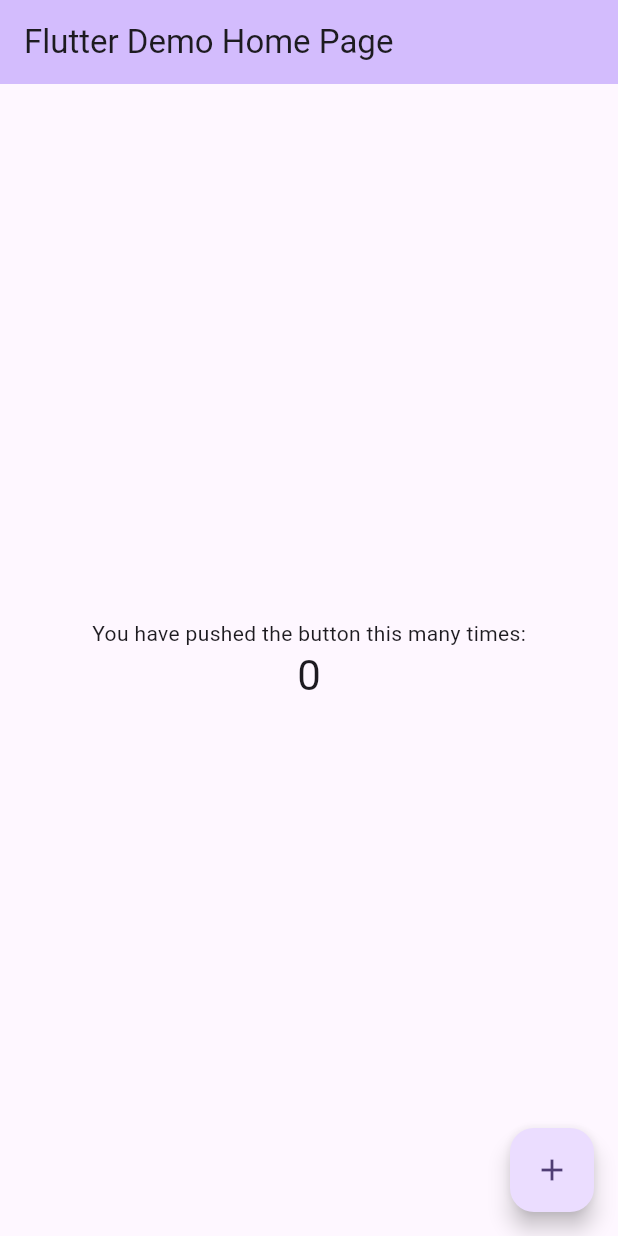
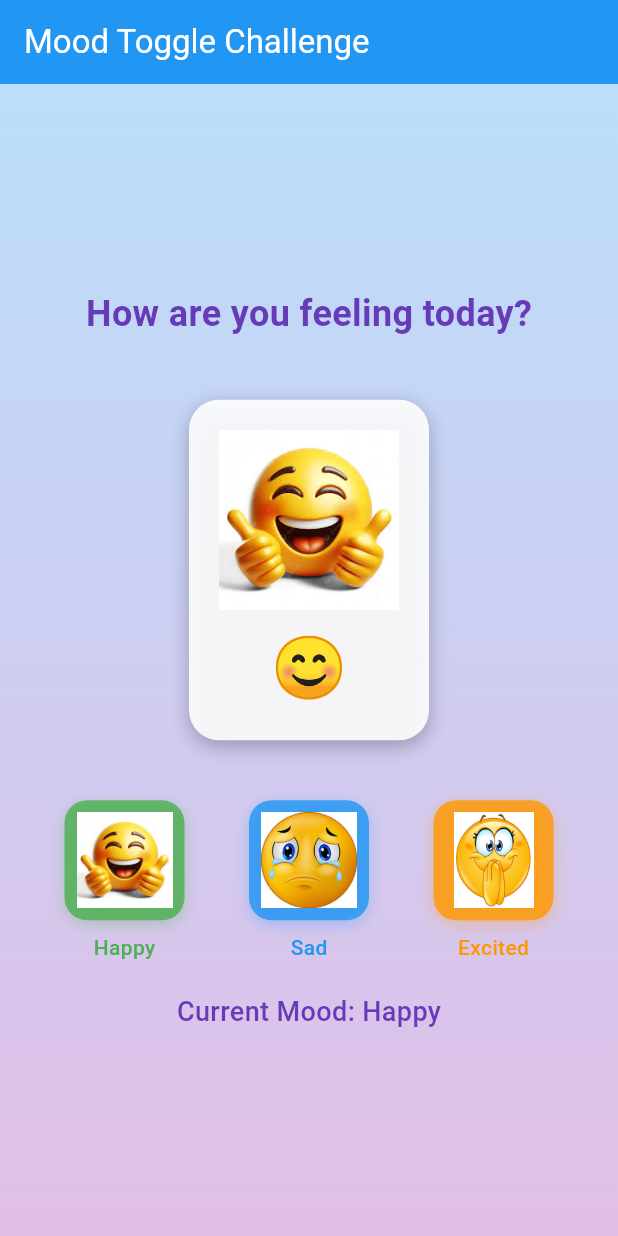
Before and after one commit to anaawalinkar/inclass7moodtoggle, a Flutter app: the screen it shows after launch, on a phone screen of 412 x 824 dp. Run offline on Flutter 3.47's test engine with Material 3 defaults, Android fonts, the phone set to English and light mode, and no system bars.

Commit message:
updated pubspec and main dart

```diff
--- a/inclass7/lib/main.dart
+++ b/inclass7/lib/main.dart
@@ -1,122 +1,288 @@
 import 'package:flutter/material.dart';
+import 'package:provider/provider.dart';
 
 void main() {
-  runApp(const MyApp());
+  runApp(
+    ChangeNotifierProvider(
+      create: (context) => MoodModel(),
+      child: const MyApp(),
+    ),
+  );
+}
+
+class MoodModel with ChangeNotifier {
+  String _currentMood = 'Happy';
+  String _currentMoodImage = 'assets/happy.jpeg';
+
+  String get currentMood => _currentMood;
+  String get currentMoodImage => _currentMoodImage;
+
+  void setHappy() {
+    _currentMood = 'Happy';
+    _currentMoodImage = 'assets/happy.jpeg';
+    notifyListeners();
+  }
+
+  void setSad() {
+    _currentMood = 'Sad';
+    _currentMoodImage = 'assets/sad.jpeg';
+    notifyListeners();
+  }
+
+  void setExcited() {
+    _currentMood = 'Excited';
+    _currentMoodImage = 'assets/excited.jpeg';
+    notifyListeners();
+  }
 }
 
 class MyApp extends StatelessWidget {
   const MyApp({super.key});
 
-  // This widget is the root of your application.
   @override
   Widget build(BuildContext context) {
     return MaterialApp(
-      title: 'Flutter Demo',
+      title: 'Mood Toggle Challenge',
+      debugShowCheckedModeBanner: false,
       theme: ThemeData(
-        // This is the theme of your application.
-        //
-        // TRY THIS: Try running your application with "flutter run". You'll see
-        // the application has a purple toolbar. Then, without quitting the app,
-        // try changing the seedColor in the colorScheme below to Colors.green
-        // and then invoke "hot reload" (save your changes or press the "hot
-        // reload" button in a Flutter-supported IDE, or press "r" if you used
-        // the command line to start the app).
-        //
-        // Notice that the counter didn't reset back to zero; the application
-        // state is not lost during the reload. To reset the state, use hot
-        // restart instead.
-        //
-        // This works for code too, not just values: Most code changes can be
-        // tested with just a hot reload.
-        colorScheme: ColorScheme.fromSeed(seedColor: Colors.deepPurple),
+        primarySwatch: Colors.blue,
+        useMaterial3: true,
       ),
-      home: const MyHomePage(title: 'Flutter Demo Home Page'),
+      home: const HomePage(),
     );
   }
 }
 
-class MyHomePage extends StatefulWidget {
-  const MyHomePage({super.key, required this.title});
-
-  // This widget is the home page of your application. It is stateful, meaning
-  // that it has a State object (defined below) that contains fields that affect
-  // how it looks.
-
-  // This class is the configuration for the state. It holds the values (in this
-  // case the title) provided by the parent (in this case the App widget) and
-  // used by the build method of the State. Fields in a Widget subclass are
-  // always marked "final".
-
-  final String title;
-
-  @override
-  State<MyHomePage> createState() => _MyHomePageState();
-}
-
-class _MyHomePageState extends State<MyHomePage> {
-  int _counter = 0;
-
-  void _incrementCounter() {
-    setState(() {
-      // This call to setState tells the Flutter framework that something has
-      // changed in this State, which causes it to rerun the build method below
-      // so that the display can reflect the updated values. If we changed
-      // _counter without calling setState(), then the build method would not be
-      // called again, and so nothing would appear to happen.
-      _counter++;
-    });
-  }
+class HomePage extends StatelessWidget {
+  const HomePage({super.key});
 
   @override
   Widget build(BuildContext context) {
-    // This method is rerun every time setState is called, for instance as done
-    // by the _incrementCounter method above.
-    //
-    // The Flutter framework has been optimized to make rerunning build methods
-    // fast, so that you can just rebuild anything that needs updating rather
-    // than having to individually change instances of widgets.
     return Scaffold(
       appBar: AppBar(
-        // TRY THIS: Try changing the color here to a specific color (to
-        // Colors.amber, perhaps?) and trigger a hot reload to see the AppBar
-        // change color while the other colors stay the same.
-        backgroundColor: Theme.of(context).colorScheme.inversePrimary,
-        // Here we take the value from the MyHomePage object that was created by
-        // the App.build method, and use it to set our appbar title.
-        title: Text(widget.title),
+        title: const Text('Mood Toggle Challenge'),
+        backgroundColor: Colors.blue,
+        foregroundColor: Colors.white,
       ),
-      body: Center(
-        // Center is a layout widget. It takes a single child and positions it
-        // in the middle of the parent.
-        child: Column(
-          // Column is also a layout widget. It takes a list of children and
-          // arranges them vertically. By default, it sizes itself to fit its
-          // children horizontally, and tries to be as tall as its parent.
-          //
-          // Column has various properties to control how it sizes itself and
-          // how it positions its children. Here we use mainAxisAlignment to
-          // center the children vertically; the main axis here is the vertical
-          // axis because Columns are vertical (the cross axis would be
-          // horizontal).
-          //
-          // TRY THIS: Invoke "debug painting" (choose the "Toggle Debug Paint"
-          // action in the IDE, or press "p" in the console), to see the
-          // wireframe for each widget.
-          mainAxisAlignment: MainAxisAlignment.center,
-          children: <Widget>[
-            const Text('You have pushed the button this many times:'),
-            Text(
-              '$_counter',
-              style: Theme.of(context).textTheme.headlineMedium,
-            ),
-          ],
+      body: Container(
+        decoration: BoxDecoration(
+          gradient: LinearGradient(
+            begin: Alignment.topCenter,
+            end: Alignment.bottomCenter,
+            colors: [Colors.blue.shade100, Colors.purple.shade100],
+          ),
+        ),
+        child: Center(
+          child: Column(
+            mainAxisAlignment: MainAxisAlignment.center,
+            children: [
+              const Text(
+                'How are you feeling today?',
+                style: TextStyle(
+                  fontSize: 24,
+                  fontWeight: FontWeight.bold,
+                  color: Colors.deepPurple,
+                ),
+              ),
+              const SizedBox(height: 40),
+              const MoodDisplay(),
+              const SizedBox(height: 40),
+              const MoodButtons(),
+              const SizedBox(height: 20),
+              Consumer<MoodModel>(
+                builder: (context, moodModel, child) {
+                  return Text(
+                    'Current Mood: ${moodModel.currentMood}',
+                    style: const TextStyle(
+                      fontSize: 18,
+                      fontWeight: FontWeight.w500,
+                      color: Colors.deepPurple,
+                    ),
+                  );
+                },
+              ),
+            ],
+          ),
         ),
       ),
-      floatingActionButton: FloatingActionButton(
-        onPressed: _incrementCounter,
-        tooltip: 'Increment',
-        child: const Icon(Icons.add),
-      ), // This trailing comma makes auto-formatting nicer for build methods.
     );
   }
 }
+
+class MoodDisplay extends StatelessWidget {
+  const MoodDisplay({super.key});
+
+  @override
+  Widget build(BuildContext context) {
+    return Consumer<MoodModel>(
+      builder: (context, moodModel, child) {
+        return Container(
+          padding: const EdgeInsets.all(20),
+          decoration: BoxDecoration(
+            color: Colors.white.withOpacity(0.9),
+            borderRadius: BorderRadius.circular(20),
+            boxShadow: [
+              BoxShadow(
+                color: Colors.black26,
+                blurRadius: 10,
+                offset: const Offset(0, 4),
+              ),
+            ],
+          ),
+          child: Column(
+            children: [
+              Image.asset(
+                moodModel.currentMoodImage,
+                width: 120,
+                height: 120,
+                fit: BoxFit.contain,
+                errorBuilder: (context, error, stackTrace) {
+                  // Fallback if image fails to load
+                  return Container(
+                    width: 120,
+                    height: 120,
+                    color: Colors.grey.shade200,
+                    child: Icon(
+                      Icons.sentiment_dissatisfied,
+                      size: 60,
+                      color: Colors.grey.shade400,
+                    ),
+                  );
+                },
+              ),
+              const SizedBox(height: 10),
+              Text(
+                _getMoodEmoji(moodModel.currentMood),
+                style: const TextStyle(fontSize: 40),
+              ),
+            ],
+          ),
+        );
+      },
+    );
+  }
+
+  String _getMoodEmoji(String mood) {
+    switch (mood) {
+      case 'Happy':
+        return '😊';
+      case 'Sad':
+        return '😢';
+      case 'Excited':
+        return '🎉';
+      default:
+        return '😊';
+    }
+  }
+}
+
+class MoodButtons extends StatelessWidget {
+  const MoodButtons({super.key});
+
+  @override
+  Widget build(BuildContext context) {
+    return Row(
+      mainAxisAlignment: MainAxisAlignment.spaceEvenly,
+      children: [
+        _buildMoodButton(
+          context: context,
+          mood: 'Happy',
+          imagePath: 'assets/happy.jpeg',
+          color: Colors.green,
+          onPressed: () {
+            Provider.of<MoodModel>(context, listen: false).setHappy();
+          },
+        ),
+        _buildMoodButton(
+          context: context,
+          mood: 'Sad',
+          imagePath: 'assets/sad.jpeg',
+          color: Colors.blue,
+          onPressed: () {
+            Provider.of<MoodModel>(context, listen: false).setSad();
+          },
+        ),
+        _buildMoodButton(
+          context: context,
+          mood: 'Excited',
+          imagePath: 'assets/excited.jpeg',
+          color: Colors.orange,
+          onPressed: () {
+            Provider.of<MoodModel>(context, listen: false).setExcited();
+          },
+        ),
+      ],
+    );
+  }
+
+  Widget _buildMoodButton({
+    required BuildContext context,
+    required String mood,
+    required String imagePath,
+    required Color color,
+    required VoidCallback onPressed,
+  }) {
+    return Column(
+      children: [
+        Container(
+          width: 80,
+          height: 80,
+          decoration: BoxDecoration(
+            color: color.withOpacity(0.8),
+            borderRadius: BorderRadius.circular(15),
+            boxShadow: [
+              BoxShadow(
+                color: color.withOpacity(0.3),
+                blurRadius: 8,
+                offset: const Offset(0, 3),
+              ),
+            ],
+          ),
+          child: InkWell(
+            onTap: onPressed,
+            borderRadius: BorderRadius.circular(15),
+            child: Padding(
+              padding: const EdgeInsets.all(8.0),
+              child: Image.asset(
+                imagePath,
+                width: 40,
+                height: 40,
+                fit: BoxFit.contain,
+                errorBuilder: (context, error, stackTrace) {
+                  return Center(
+                    child: Text(
+                      _getMoodEmoji(mood),
+                      style: const TextStyle(fontSize: 24),
+                    ),
+                  );
+                },
+              ),
+            ),
+          ),
+        ),
+        const SizedBox(height: 8),
+        Text(
+          mood,
+          style: TextStyle(
+            fontSize: 14,
+            fontWeight: FontWeight.w500,
+            color: color,
+          ),
+        ),
+      ],
+    );
+  }
+
+  String _getMoodEmoji(String mood) {
+    switch (mood) {
+      case 'Happy':
+        return '😊';
+      case 'Sad':
+        return '😢';
+      case 'Excited':
+        return '🎉';
+      default:
+        return '😊';
+    }
+  }
+}
--- a/inclass7/pubspec.yaml
+++ b/inclass7/pubspec.yaml
@@ -1,5 +1,8 @@
 name: mood_toggle_challenge
 description: A simple Flutter app to learn Provider state management
+
+environment:
+  sdk: '>=3.9.0 <4.0.0'
 
 dependencies:
   flutter:
```
Also changed, not shown: inclass7/pubspec.lock.
